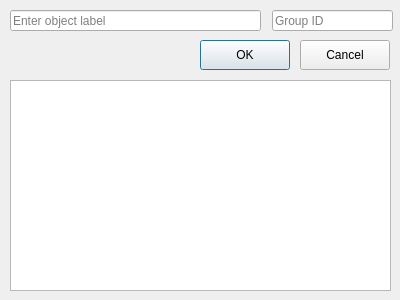
First picture: the form in UI/Add Lable Dialog.ui, repository xxo6171/Hand-Gesture-Annotation-Tool, before the edit.
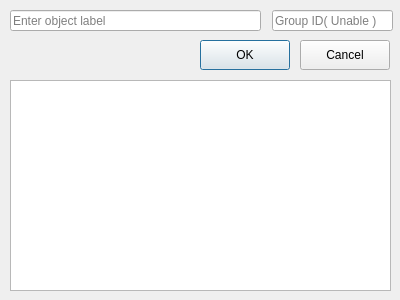
Second picture: the form after the edit.

Commit message:
feat: Add Append New Label
### New Label Fucntion
- 새로운 라벨 추가 기능 구현
- 다이얼로그로 구현
- 전역 변수로 List 선언
### 종료버튼
- 다이얼로그 종료

Diff of the .ui file:
```diff
--- a/UI/Add Lable Dialog.ui
+++ b/UI/Add Lable Dialog.ui
@@ -89,8 +89,11 @@
    <property name="text">
     <string/>
    </property>
+   <property name="readOnly">
+    <bool>true</bool>
+   </property>
    <property name="placeholderText">
-    <string>Group ID</string>
+    <string>Group ID( Unable )</string>
    </property>
   </widget>
  </widget>
```
Left out of the diff: 10 changed lines with no effect on the pictures. The commit also changes 2 other files.
